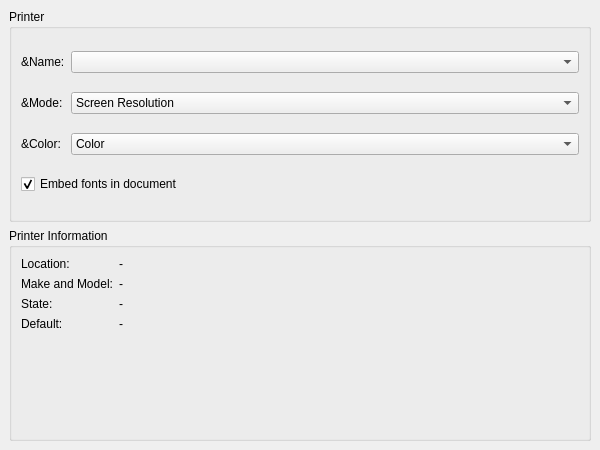
The window that src/widget/print/print_wizard_page_printer.ui (NotchBrown/Code-Editor-L) describes before a commit, drawn with Qt 5.
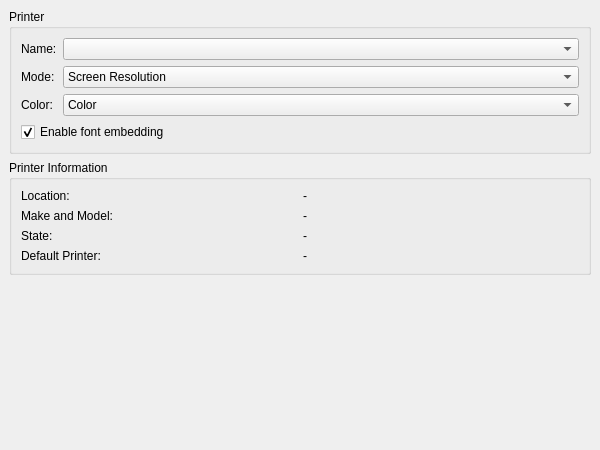
The same window after the commit.

Commit message: fix: Improve Print Preview and add Encoding menu

```diff
--- a/src/widget/print/print_wizard_page_printer.ui
+++ b/src/widget/print/print_wizard_page_printer.ui
@@ -38,7 +38,7 @@
       <item row="0" column="0">
        <widget class="QLabel" name="labelName">
         <property name="text">
-         <string>&amp;Name:</string>
+         <string>Name:</string>
         </property>
        </widget>
       </item>
@@ -55,7 +55,7 @@
       <item row="1" column="0">
        <widget class="QLabel" name="labelMode">
         <property name="text">
-         <string>&amp;Mode:</string>
+         <string>Mode:</string>
         </property>
        </widget>
       </item>
@@ -81,7 +81,7 @@
       <item row="2" column="0">
        <widget class="QLabel" name="labelColor">
         <property name="text">
-         <string>&amp;Color:</string>
+         <string>Color:</string>
         </property>
        </widget>
       </item>
@@ -102,7 +102,7 @@
       <item row="3" column="0" colspan="2">
        <widget class="QCheckBox" name="checkFontEmbedding">
         <property name="text">
-         <string>Embed fonts in document</string>
+         <string>Enable font embedding</string>
         </property>
         <property name="checked">
          <bool>true</bool>
@@ -117,9 +117,9 @@
      <property name="title">
       <string>Printer Information</string>
      </property>
-     <layout class="QFormLayout" name="formLayout">
+     <layout class="QGridLayout" name="gridLayoutInfo">
       <item row="0" column="0">
-       <widget class="QLabel" name="labelInfoLocation">
+       <widget class="QLabel" name="labelLocationTitle">
         <property name="text">
          <string>Location:</string>
         </property>
@@ -136,7 +136,7 @@
        </widget>
       </item>
       <item row="1" column="0">
-       <widget class="QLabel" name="labelInfoMakeModel">
+       <widget class="QLabel" name="labelMakeModelTitle">
         <property name="text">
          <string>Make and Model:</string>
         </property>
@@ -153,7 +153,7 @@
        </widget>
       </item>
       <item row="2" column="0">
-       <widget class="QLabel" name="labelInfoState">
+       <widget class="QLabel" name="labelStateTitle">
         <property name="text">
          <string>State:</string>
         </property>
@@ -167,9 +167,9 @@
        </widget>
       </item>
       <item row="3" column="0">
-       <widget class="QLabel" name="labelInfoDefault">
+       <widget class="QLabel" name="labelDefaultTitle">
         <property name="text">
-         <string>Default:</string>
+         <string>Default Printer:</string>
         </property>
        </widget>
       </item>
@@ -183,6 +183,19 @@
      </layout>
     </widget>
    </item>
+   <item>
+    <spacer name="verticalSpacer">
+     <property name="orientation">
+      <enum>Qt::Vertical</enum>
+     </property>
+     <property name="sizeHint" stdset="0">
+      <size>
+       <width>20</width>
+       <height>40</height>
+      </size>
+     </property>
+    </spacer>
+   </item>
   </layout>
  </widget>
  <resources/>
```
Left out of the diff: 6 changed lines with no effect on the pictures. The commit also changes 8 other files.
